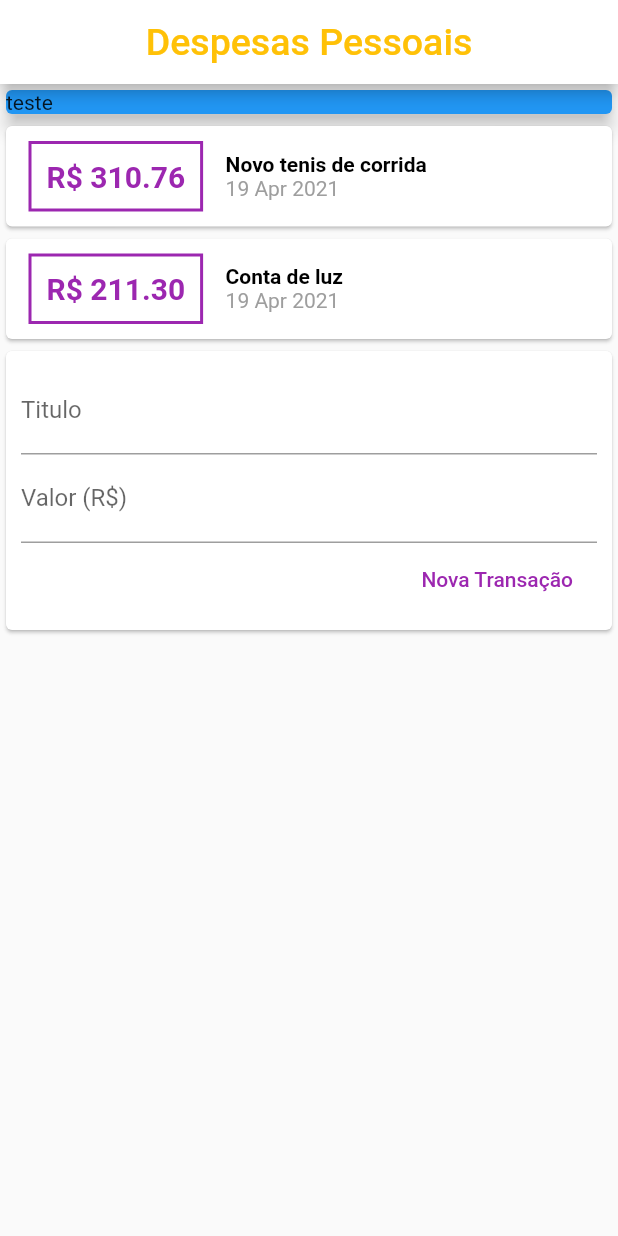
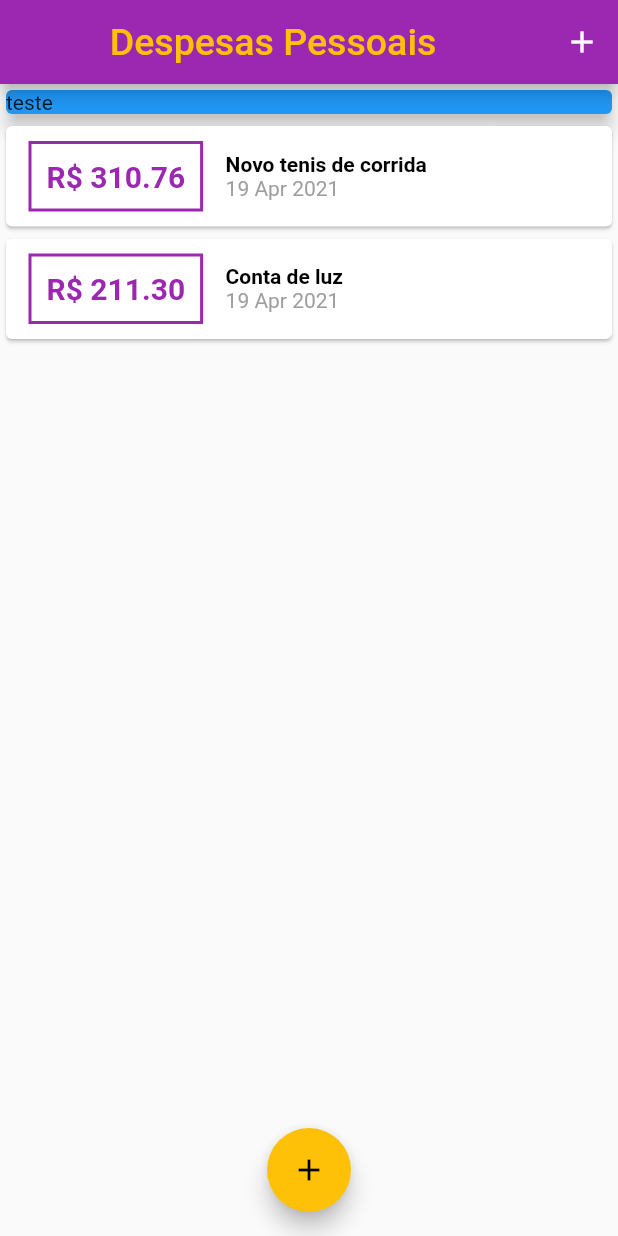
Before and after one commit to MatheusM15/Flutter, a Flutter app: the screen it shows after launch, on a phone screen of 412 x 824 dp. Run offline on Flutter 3.47's test engine with Material 2 defaults, Android fonts, the phone set to English and light mode, and no system bars.

Commit message:
evoluindo o app de financia

```diff
--- a/Controledegasto_app/lib/components/te_user.dart
+++ /dev/null
@@ -1,35 +0,0 @@
-import 'package:flutter/material.dart';
-import 'tr_form.dart';
-import 'transaction_list.dart';
-import '../transaction.dart';
-
-class Truser extends StatefulWidget {
-  @override
-  _TruserState createState() => _TruserState();
-}
-
-class _TruserState extends State<Truser> {
-  final _transactions = [
-    Transaction(
-      id: 't1',
-      title: 'Novo tenis de corrida',
-      value: 310.76,
-      date: DateTime.now(),
-    ),
-    Transaction(
-      id: 't2',
-      title: 'Conta de luz',
-      value: 211.30,
-      date: DateTime.now(),
-    )
-  ];
-  @override
-  Widget build(BuildContext context) {
-    return Column(
-      children: [
-        TransactionList(_transactions),
-        Trform(),
-      ],
-    );
-  }
-}
--- a/Controledegasto_app/lib/components/transaction_list.dart
+++ b/Controledegasto_app/lib/components/transaction_list.dart
@@ -7,8 +7,12 @@ class TransactionList extends StatelessWidget {
   TransactionList(this.transaction);
   @override
   Widget build(BuildContext context) {
-    return Column(
-      children: transaction.map((tr) {
+    return Container(
+      height: 300,
+      child: ListView.builder(
+        itemCount: transaction.length,
+        itemBuilder: (ctx, index) {
+          final tr = transaction[index];
           return Card(
             child: Row(children: [
               Container(
@@ -43,7 +47,8 @@ class TransactionList extends StatelessWidget {
               )
             ]),
           );
-      }).toList(),
+        },
+      ),
     );
   }
 }
--- a/Controledegasto_app/lib/main.dart
+++ b/Controledegasto_app/lib/main.dart
@@ -1,5 +1,10 @@
 import 'package:flutter/material.dart';
-import 'components/te_user.dart';
+import 'package:udemy_projeto1/components/tr_form.dart';
+
+import 'dart:math';
+import 'components/tr_form.dart';
+import 'components/transaction_list.dart';
+import 'transaction.dart';
 
 main() => runApp(MaterialApp(
       title: "App de financia",
@@ -7,19 +12,58 @@ main() => runApp(MaterialApp(
     ));
 
 class MyAppState extends State<MyApp> {
+  final _transactions = [
+    Transaction(
+      id: 't1',
+      title: 'Novo tenis de corrida',
+      value: 310.76,
+      date: DateTime.now(),
+    ),
+    Transaction(
+      id: 't2',
+      title: 'Conta de luz',
+      value: 211.30,
+      date: DateTime.now(),
+    )
+  ];
+  _addTranscation(String title, double value) {
+    final newTransaction = Transaction(
+        id: Random().nextDouble().toString(),
+        title: title,
+        value: value,
+        date: DateTime.now());
+    setState(() {
+      _transactions.add(newTransaction);
+    });
+    Navigator.of(context).pop();
+  }
+
+  _openFromModal(BuildContext context) {
+    showModalBottomSheet(
+        context: context,
+        builder: (_) {
+          return Trform(_addTranscation);
+        });
+  }
+
   @override
   Widget build(BuildContext context) {
     return MaterialApp(
+      theme: ThemeData(primarySwatch: Colors.purple, accentColor: Colors.amber),
       home: Scaffold(
         appBar: AppBar(
-          backgroundColor: Colors.white,
           title: Center(
               child: Text(
             "Despesas Pessoais",
             style: TextStyle(color: Colors.amber, fontSize: 25),
           )),
+          actions: [
+            IconButton(
+                icon: Icon(Icons.add), onPressed: () => _openFromModal(context))
+          ],
         ),
-        body: Column(
+        body: SingleChildScrollView(
+          child: Column(
             crossAxisAlignment: CrossAxisAlignment.stretch,
             children: [
               Container(
@@ -29,9 +73,15 @@ class MyAppState extends State<MyApp> {
                   elevation: 5,
                 ),
               ),
-            Truser(),
+              TransactionList(_transactions),
             ],
           ),
+        ),
+        floatingActionButton: FloatingActionButton(
+          child: Icon(Icons.add),
+          onPressed: () => _openFromModal(context),
+        ),
+        floatingActionButtonLocation: FloatingActionButtonLocation.centerFloat,
       ),
     );
   }
```
Also changed, not shown: Controledegasto_app/lib/components/tr_form.dart (+24 -6 lines). Lines whose indentation alone changed are shown as unchanged.
